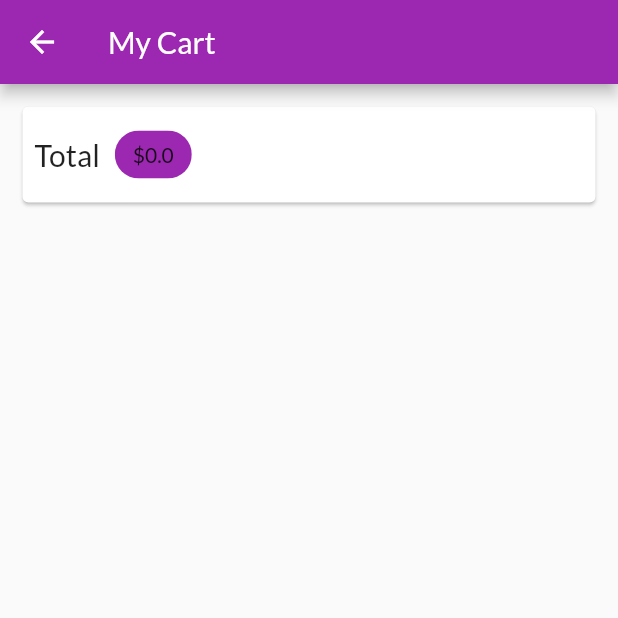
After one commit to joshNic/E-Shop, a Flutter app: the CartScreen screen opened by its route, on a phone screen of 412 x 824 dp, the top half of it. The commit adds this screen. Run offline on Flutter 3.47's test engine with Material 2 defaults, Android fonts, the phone set to English and light mode, and no system bars; network calls fail.

Commit message:
add shopping cart screen and navigation

```diff
--- a/lib/main.dart
+++ b/lib/main.dart
@@ -5,6 +5,7 @@ import './screens/product_overview_screen.dart';
 import './screens/product_detail_screen.dart';
 import './providers/products.dart';
 import './providers/cart.dart';
+import './screens/cart_screen.dart';
 
 void main() => runApp(MyApp());
 
@@ -30,6 +31,7 @@ class MyApp extends StatelessWidget {
           home: ProductsOverviewScreen(),
           routes: {
             ProductDetailScreen.routeName: (ctx) => ProductDetailScreen(),
+            CartScreen.routeName: (ctx)=>CartScreen()
           }),
     );
   }
--- a/lib/providers/cart.dart
+++ b/lib/providers/cart.dart
@@ -19,6 +19,14 @@ class Cart with ChangeNotifier {
 
   Map<String, CartItem> get items {
     return {..._items};
+  }
+
+  double get totalAmount{
+    var total = 0.0;
+    _items.forEach((key, cartItem) {
+      total += cartItem.price * cartItem.quantity;
+    });
+    return total;
   }
 
   int get itemCount {
--- /dev/null
+++ b/lib/screens/cart_screen.dart
@@ -0,0 +1,34 @@
+import 'package:flutter/material.dart';
+import 'package:provider/provider.dart';
+import '../providers/cart.dart';
+
+class CartScreen extends StatelessWidget {
+  static const routeName = '/cart';
+  @override
+  Widget build(BuildContext context) {
+    final cart = Provider.of<Cart>(context);
+    return Scaffold(
+      appBar: AppBar(
+        title: Text('My Cart'),
+      ),
+      body:Column(
+        children: <Widget>[
+          Card(
+            margin: EdgeInsets.all(15),
+            child: Padding(
+              padding: EdgeInsets.all(8),
+              child: Row(
+                children: <Widget>[
+                  Text('Total',style:TextStyle(fontSize: 20),),
+                  SizedBox(width:10),
+                  Chip(label:Text('\$${cart.totalAmount}'),
+                  backgroundColor: Theme.of(context).primaryColor,)
+                ],
+              ),
+            ),
+          )
+        ],
+      )
+    );
+  }
+}
--- a/lib/screens/product_overview_screen.dart
+++ b/lib/screens/product_overview_screen.dart
@@ -4,6 +4,7 @@ import 'package:provider/provider.dart';
 import '../widgets/products_grid.dart';
 import '../widgets/badge.dart';
 import '../providers/cart.dart';
+import '../screens/cart_screen.dart';
 
 enum FilterOptions {
   Favorites,
@@ -57,7 +58,9 @@ class _ProductsOverviewScreenState extends State<ProductsOverviewScreen> {
               icon: Icon(
                 Icons.shopping_cart,
               ),
-              onPressed: () {},
+              onPressed: () {
+                Navigator.of(context).pushNamed(CartScreen.routeName);
+              },
             ),
           ),
         ],
```
